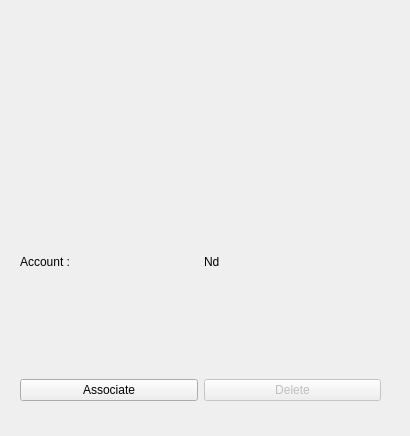
tomahawk-player/tomahawk-resolvers, file dropbox/config.ui: the form before one commit.
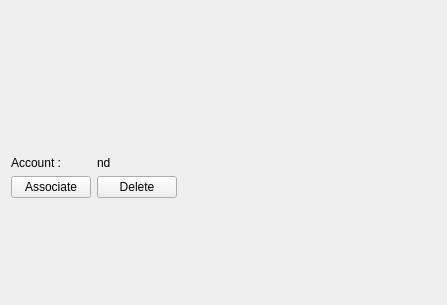
The form after the commit. Icons and pictures are not drawn.

The edit to the form file:
```diff
--- a/dropbox/config.ui
+++ b/dropbox/config.ui
@@ -1,50 +1,54 @@
 <?xml version="1.0" encoding="UTF-8"?>
 <ui version="4.0">
- <class>DropboxConfig</class>
- <widget class="QWidget" name="DropboxConfig">
+ <class>Form</class>
+ <widget class="QWidget" name="Form">
   <property name="geometry">
    <rect>
     <x>0</x>
     <y>0</y>
-    <width>410</width>
-    <height>436</height>
+    <width>447</width>
+    <height>305</height>
    </rect>
   </property>
   <property name="windowTitle">
    <string>Form</string>
   </property>
-  <widget class="QWidget" name="verticalLayoutWidget">
-   <property name="geometry">
-    <rect>
-     <x>20</x>
-     <y>150</y>
-     <width>361</width>
-     <height>251</height>
-    </rect>
-   </property>
    <layout class="QVBoxLayout" name="verticalLayout">
     <item>
-     <layout class="QGridLayout" name="gridLayout">
-      <item row="1" column="1">
-       <widget class="QPushButton" name="deleteButton">
-        <property name="enabled">
-         <bool>false</bool>
-        </property>
+    <widget class="QLabel" name="label_2">
         <property name="text">
-         <string>Delete</string>
-        </property>
-        <property name="checkable">
-         <bool>false</bool>
-        </property>
-        <property name="default">
-         <bool>false</bool>
+      <string/>
+     </property>
+     <property name="pixmap">
+      <pixmap>dropbox.png</pixmap>
+     </property>
+     <property name="alignment">
+      <set>Qt::AlignCenter</set>
+     </property>
+    </widget>
+   </item>
+   <item>
+    <layout class="QFormLayout" name="formLayout">
+     <property name="fieldGrowthPolicy">
+      <enum>QFormLayout::FieldsStayAtSizeHint</enum>
+     </property>
+     <property name="labelAlignment">
+      <set>Qt::AlignJustify|Qt::AlignVCenter</set>
+     </property>
+     <property name="formAlignment">
+      <set>Qt::AlignJustify|Qt::AlignTop</set>
+     </property>
+     <item row="0" column="0">
+      <widget class="QLabel" name="accountLabel">
+       <property name="text">
+        <string>Account :</string>
         </property>
        </widget>
       </item>
       <item row="0" column="1">
        <widget class="QLabel" name="accountNameLabel">
         <property name="text">
-         <string>Nd</string>
+        <string>nd</string>
         </property>
        </widget>
       </item>
@@ -53,15 +57,15 @@
         <property name="text">
          <string>Associate</string>
         </property>
-        <property name="default">
-         <bool>false</bool>
-        </property>
-       </widget>
-      </item>
-      <item row="0" column="0">
-       <widget class="QLabel" name="accountTextLabel">
+      </widget>
+     </item>
+     <item row="1" column="1">
+      <widget class="QPushButton" name="deleteButton">
+       <property name="enabled">
+        <bool>true</bool>
+       </property>
         <property name="text">
-         <string>Account :</string>
+        <string>Delete</string>
         </property>
        </widget>
       </item>
@@ -69,9 +73,6 @@
     </item>
    </layout>
   </widget>
- </widget>
- <resources>
-  <include location="../../../../resources.qrc"/>
- </resources>
+ <resources/>
  <connections/>
 </ui>
```
Lines whose indentation alone changed are shown as unchanged.
